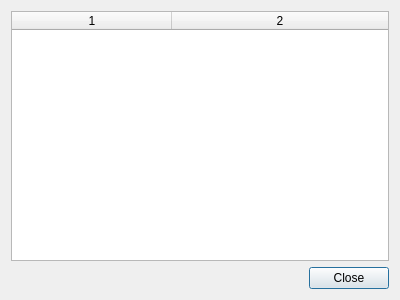
The window that share/pupgui2/ui/pupgui2_gamelistdialog.ui (DavidoTek/ProtonUp-Qt) describes before a commit, drawn with Qt 5.
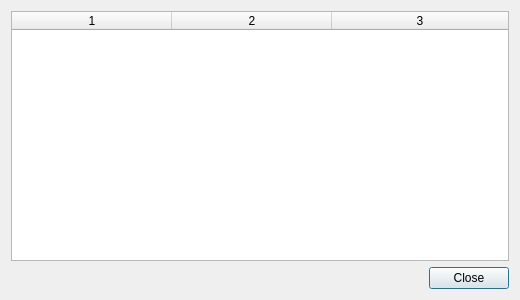
The same window after the commit.

Commit message: GameList: Add Steam Deck compatibility category

Patch:
```diff
--- a/share/pupgui2/ui/pupgui2_gamelistdialog.ui
+++ b/share/pupgui2/ui/pupgui2_gamelistdialog.ui
@@ -9,7 +9,7 @@
    <rect>
     <x>0</x>
     <y>0</y>
-    <width>400</width>
+    <width>520</width>
     <height>300</height>
    </rect>
   </property>
@@ -20,7 +20,7 @@
    <item>
     <widget class="QTableWidget" name="tableGames">
      <property name="columnCount">
-      <number>2</number>
+      <number>3</number>
      </property>
      <attribute name="horizontalHeaderDefaultSectionSize">
       <number>160</number>
@@ -30,6 +30,7 @@
      </attribute>
      <column/>
      <column/>
+     <column/>
     </widget>
    </item>
    <item>
```
The commit also changes 2 other files.
